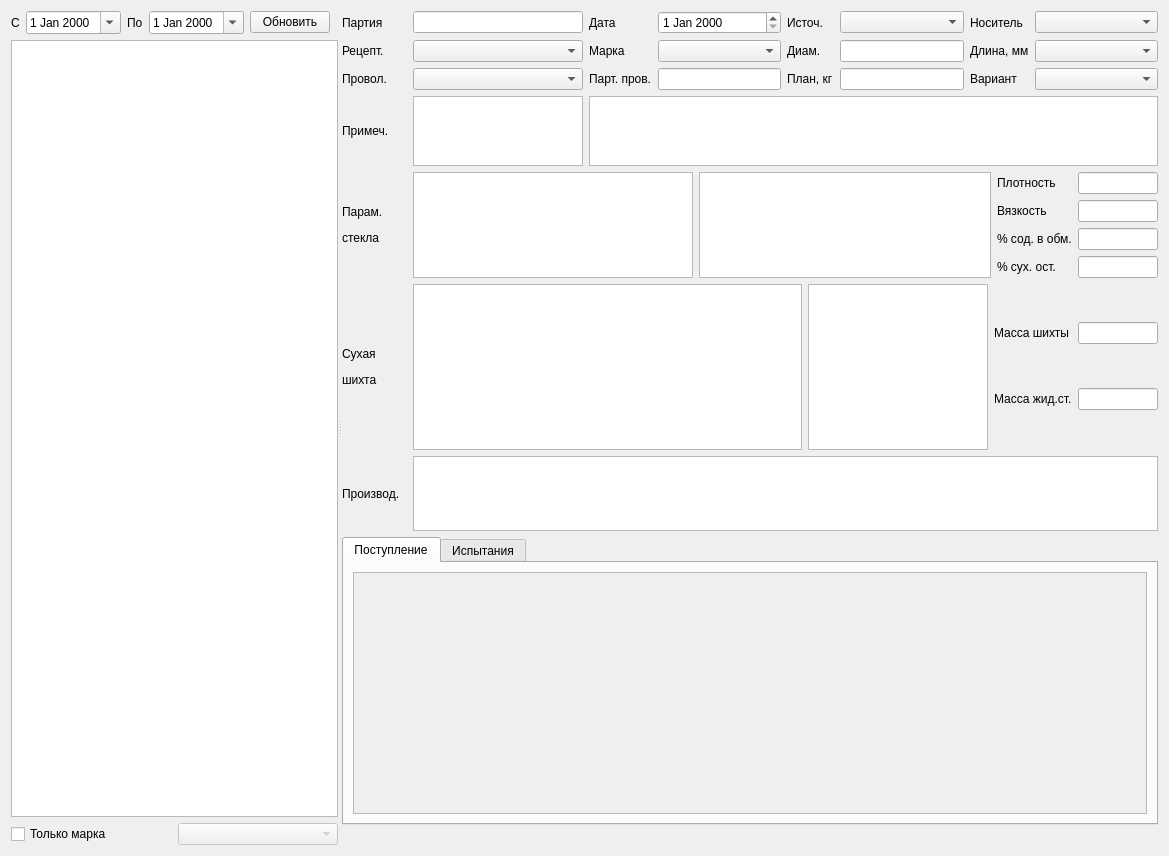
Qt form formpart/formpart.ui (Sergeyego/el_prod) before a commit.
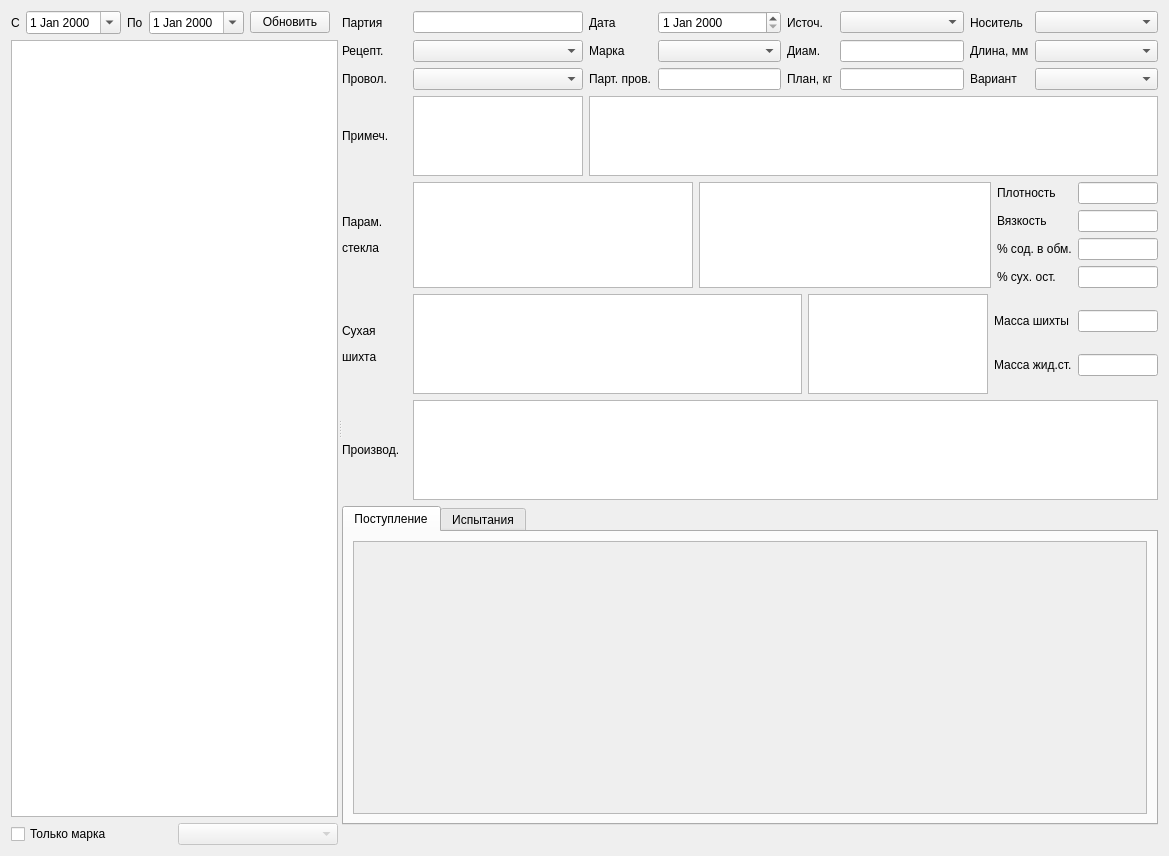
The same form after that commit. Custom widgets are drawn as their Qt base class.

Diff of the .ui file:
```diff
--- a/formpart/formpart.ui
+++ b/formpart/formpart.ui
@@ -516,6 +516,12 @@
              <verstretch>0</verstretch>
             </sizepolicy>
            </property>
+           <property name="maximumSize">
+            <size>
+             <width>16777215</width>
+             <height>100</height>
+            </size>
+           </property>
           </widget>
          </item>
          <item>
@@ -523,7 +529,7 @@
            <property name="maximumSize">
             <size>
              <width>180</width>
-             <height>16777215</height>
+             <height>100</height>
             </size>
            </property>
           </widget>
```
